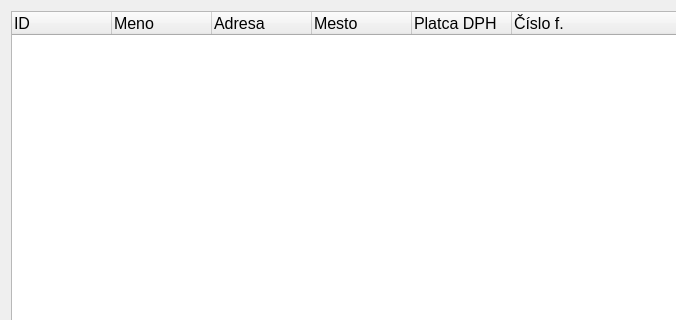
Before: the Qt Designer form Pages/Suppliers/supplierspage.ui in Gustopoll/InvoiceMaker, drawn with Qt 5; both pictures show x 0 to 676 and y 0 to 320 of the 790 by 638 pixel window.
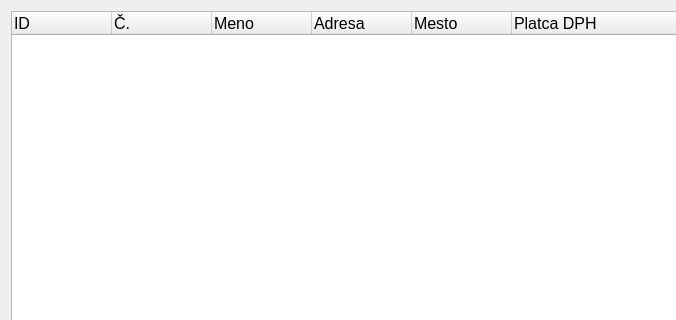
After: the same form once the commit is applied.

Patch:
```diff
--- a/Pages/Suppliers/supplierspage.ui
+++ b/Pages/Suppliers/supplierspage.ui
@@ -90,6 +90,11 @@
          <string>ID</string>
         </property>
        </column>
+       <column>
+        <property name="text">
+         <string>Č.</string>
+        </property>
+       </column>
        <column>
         <property name="text">
          <string>Meno</string>
@@ -110,11 +115,6 @@
          <string>Platca DPH</string>
         </property>
        </column>
-       <column>
-        <property name="text">
-         <string>Číslo f.</string>
-        </property>
-       </column>
        <column>
         <property name="text">
          <string/>
```
Left out of the diff: 2 changed lines with no effect on the pictures.
